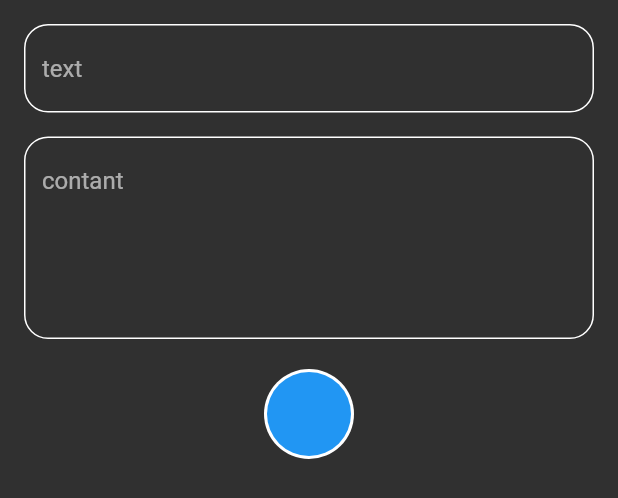
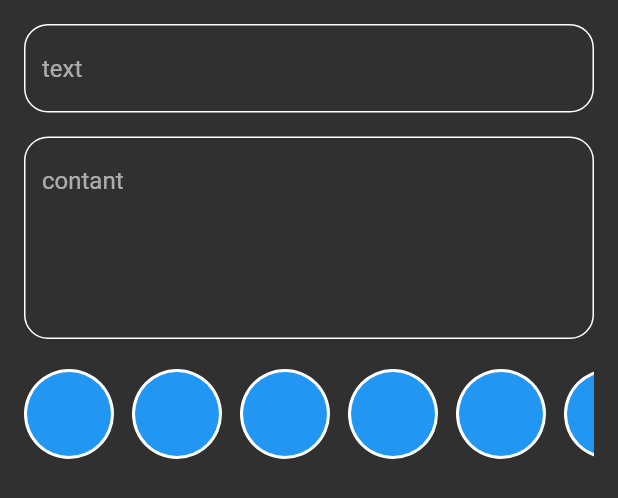
Before and after one commit to ammaraboalrub3/note_app, a Flutter app: the CustomSheetItems widget shown alone on an empty page, opened directly, on a phone screen of 412 x 824 dp. Shown: the top 498 px of the screen. Run offline on Flutter 3.47's test engine with Material 2 defaults, Android fonts, the phone set to English and light mode, and no system bars.

Commit message:
create CustomCircleAvatarBuilder widget

```diff
--- a/lib/widget/custom_circle_avatar.dart
+++ b/lib/widget/custom_circle_avatar.dart
@@ -7,12 +7,15 @@ class CustomCircleAvatar extends StatelessWidget {
 
   @override
   Widget build(BuildContext context) {
-    return const CircleAvatar(
-      radius: 30,
-      backgroundColor: Colors.white,
+    return const Padding(
+      padding: EdgeInsets.only(right: 12),
       child: CircleAvatar(
-        radius: 28,
-        backgroundColor: Colors.blue,
+        radius: 30,
+        backgroundColor: Colors.white,
+        child: CircleAvatar(
+          radius: 28,
+          backgroundColor: Colors.blue,
+        ),
       ),
     );
   }
--- /dev/null
+++ b/lib/widget/custom_circle_avatar_builder.dart
@@ -0,0 +1,21 @@
+import 'package:flutter/material.dart';
+import 'package:note_application/constant.dart';
+import 'package:note_application/widget/custom_circle_avatar.dart';
+
+class CustomCircleAvatarBuilder extends StatelessWidget {
+  const CustomCircleAvatarBuilder({super.key});
+
+  @override
+  Widget build(BuildContext context) {
+    return SizedBox(
+      height: 60,
+      child: ListView.builder(
+          physics: const BouncingScrollPhysics(),
+          scrollDirection: Axis.horizontal,
+          itemCount: kListcolor.length,
+          itemBuilder: (context, index) {
+            return const CustomCircleAvatar();
+          }),
+    );
+  }
+}
--- a/lib/widget/custom_sheet_items.dart
+++ b/lib/widget/custom_sheet_items.dart
@@ -1,7 +1,6 @@
 import 'package:flutter/material.dart';
 import 'package:note_application/widget/Custom_text_field.dart';
-
-import 'custom_circle_avatar.dart';
+import 'package:note_application/widget/custom_circle_avatar_builder.dart';
 
 class CustomSheetItems extends StatelessWidget {
   const CustomSheetItems({
@@ -33,7 +32,7 @@ class CustomSheetItems extends StatelessWidget {
             SizedBox(
               height: 20,
             ),
-            CustomCircleAvatar()
+            CustomCircleAvatarBuilder(),
           ],
         )));
   }
```
